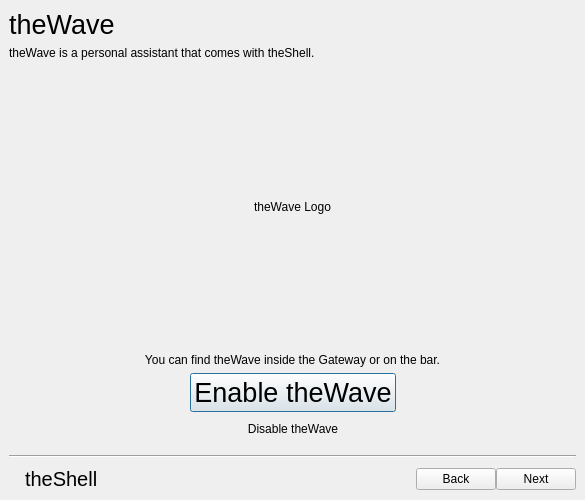
First picture: the form in onboarding.ui, repository vicr123/theshell, before the edit.
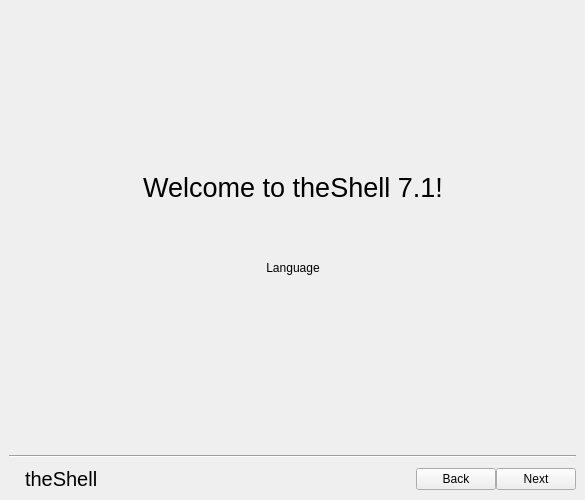
Second picture: the form after the edit. The open tabs and pages were chosen to show the change. Icons and pictures are not drawn. Custom widgets are drawn as their Qt base class.

Commit message: Discontinue theWave

What changed in the file:
```diff
--- a/onboarding.ui
+++ b/onboarding.ui
@@ -257,137 +257,6 @@
            </item>
           </layout>
          </widget>
-         <widget class="QWidget" name="page_4">
-          <property name="autoFillBackground">
-           <bool>true</bool>
-          </property>
-          <layout class="QVBoxLayout" name="verticalLayout_5">
-           <item>
-            <widget class="QLabel" name="label_4">
-             <property name="font">
-              <font>
-               <pointsize>20</pointsize>
-              </font>
-             </property>
-             <property name="text">
-              <string>theWave</string>
-             </property>
-            </widget>
-           </item>
-           <item>
-            <widget class="QLabel" name="label_5">
-             <property name="text">
-              <string>theWave is a personal assistant that comes with theShell.</string>
-             </property>
-            </widget>
-           </item>
-           <item>
-            <spacer name="verticalSpacer_6">
-             <property name="orientation">
-              <enum>Qt::Vertical</enum>
-             </property>
-             <property name="sizeHint" stdset="0">
-              <size>
-               <width>20</width>
-               <height>40</height>
-              </size>
-             </property>
-            </spacer>
-           </item>
-           <item>
-            <widget class="QLabel" name="thewaveLogo">
-             <property name="text">
-              <string notr="true">theWave Logo</string>
-             </property>
-             <property name="scaledContents">
-              <bool>false</bool>
-             </property>
-             <property name="alignment">
-              <set>Qt::AlignCenter</set>
-             </property>
-            </widget>
-           </item>
-           <item>
-            <spacer name="verticalSpacer_5">
-             <property name="orientation">
-              <enum>Qt::Vertical</enum>
-             </property>
-             <property name="sizeHint" stdset="0">
-              <size>
-               <width>20</width>
-               <height>40</height>
-              </size>
-             </property>
-            </spacer>
-           </item>
-           <item>
-            <widget class="QLabel" name="label_6">
-             <property name="text">
-              <string>You can find theWave inside the Gateway or on the bar.</string>
-             </property>
-             <property name="alignment">
-              <set>Qt::AlignCenter</set>
-             </property>
-            </widget>
-           </item>
-           <item>
-            <layout class="QHBoxLayout" name="horizontalLayout_4">
-             <item>
-              <spacer name="horizontalSpacer_8">
-               <property name="orientation">
-                <enum>Qt::Horizontal</enum>
-               </property>
-               <property name="sizeHint" stdset="0">
-                <size>
-                 <width>40</width>
-                 <height>20</height>
-                </size>
-               </property>
-              </spacer>
-             </item>
-             <item>
-              <layout class="QVBoxLayout" name="verticalLayout_6">
-               <item>
-                <widget class="QPushButton" name="enabletheWaveButton">
-                 <property name="font">
-                  <font>
-                   <pointsize>20</pointsize>
-                  </font>
-                 </property>
-                 <property name="text">
-                  <string>Enable theWave</string>
-                 </property>
-                </widget>
-               </item>
-               <item>
-                <widget class="QPushButton" name="disabletheWaveButton">
-                 <property name="text">
-                  <string>Disable theWave</string>
-                 </property>
-                 <property name="flat">
-                  <bool>true</bool>
-                 </property>
-                </widget>
-               </item>
-              </layout>
-             </item>
-             <item>
-              <spacer name="horizontalSpacer_9">
-               <property name="orientation">
-                <enum>Qt::Horizontal</enum>
-               </property>
-               <property name="sizeHint" stdset="0">
-                <size>
-                 <width>40</width>
-                 <height>20</height>
-                </size>
-               </property>
-              </spacer>
-             </item>
-            </layout>
-           </item>
-          </layout>
-         </widget>
          <widget class="QWidget" name="page_6">
           <property name="autoFillBackground">
            <bool>true</bool>
```
The commit also changes 21 other files.
